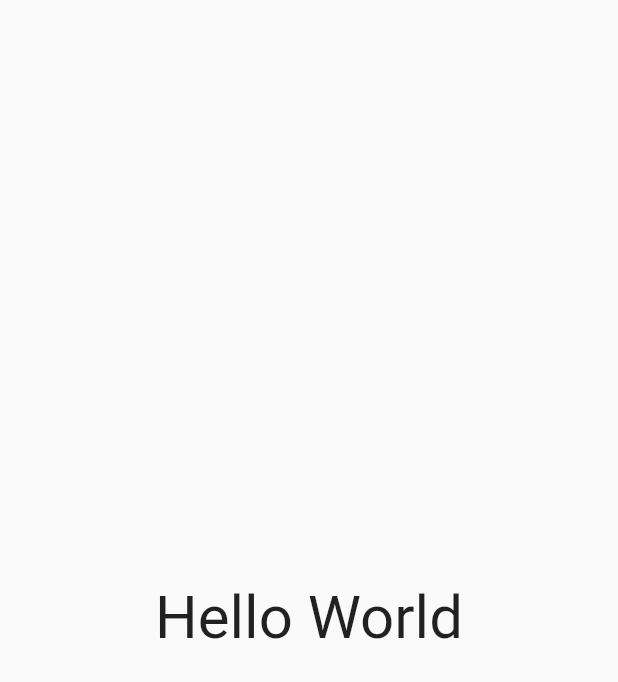
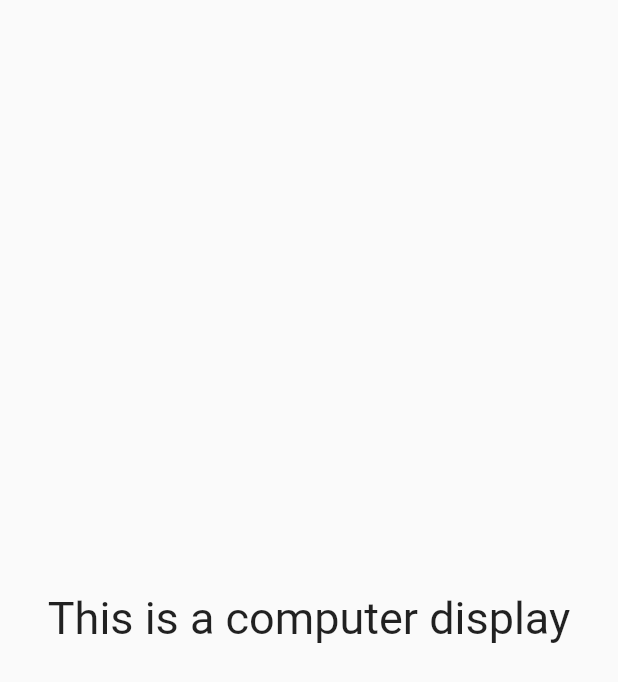
Before and after one commit to alicagatay/results-summary-component-flutter, a Flutter app: the screen it shows after launch, on a phone screen of 412 x 824 dp. Shown: the top 682 px of the screen. Run offline on Flutter 3.47's test engine with Material 2 defaults, Android fonts, the phone set to English and light mode, and no system bars.

Commit message:
Implemented basic responsiveness in `main.dart`.

```diff
--- a/lib/main.dart
+++ b/lib/main.dart
@@ -11,15 +11,30 @@ class MyApp extends StatelessWidget {
 
   @override
   Widget build(BuildContext context) {
-    return const MaterialApp(
+    return MaterialApp(
       home: Scaffold(
-        body: Center(
-          child: Text(
-            'Hello World',
-            style: TextStyle(
-              fontSize: 40,
-            ),
-          ),
+        body: LayoutBuilder(
+          builder: (BuildContext context, BoxConstraints constraints) {
+            if (constraints.maxWidth > 375) {
+              return const Center(
+                child: Text(
+                  'This is a computer display',
+                  style: TextStyle(
+                    fontSize: 30.0,
+                  ),
+                ),
+              );
+            } else {
+              return const Center(
+                child: Text(
+                  'This is a mobile display',
+                  style: TextStyle(
+                    fontSize: 30.0,
+                  ),
+                ),
+              );
+            }
+          },
         ),
       ),
     );
```
